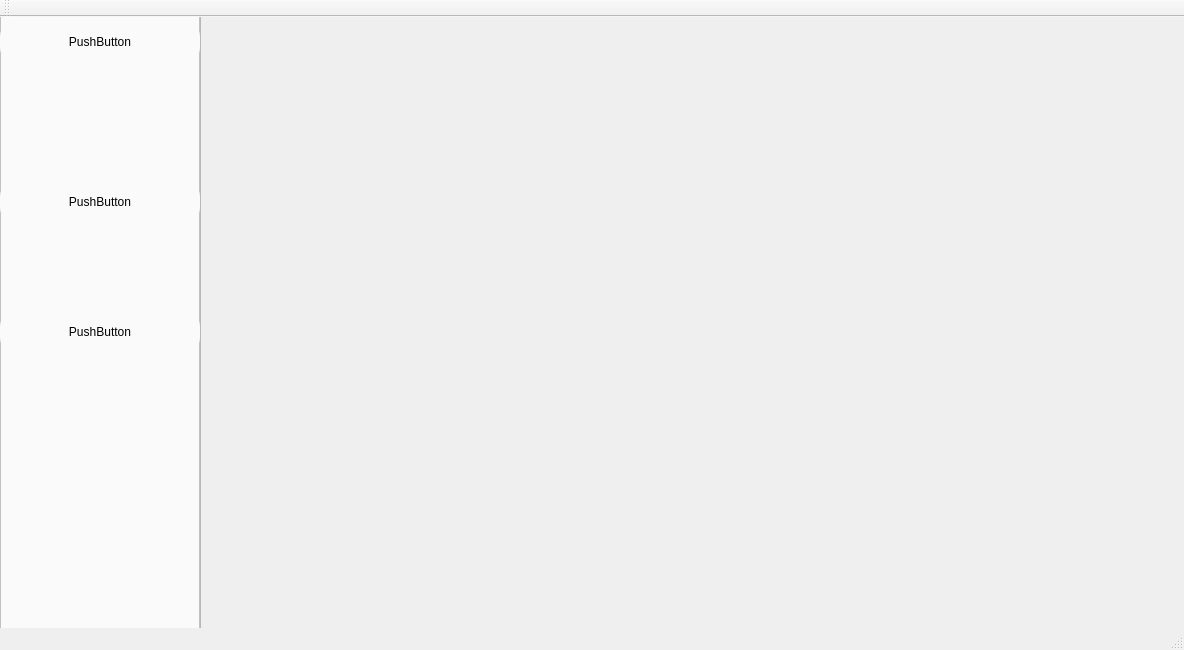
Qt form coffee_shop_management_system/coffee_shop_management_system/GUI/AdminDashboard.ui (PhucHoang200/coffee-shop-management-system) before a commit.
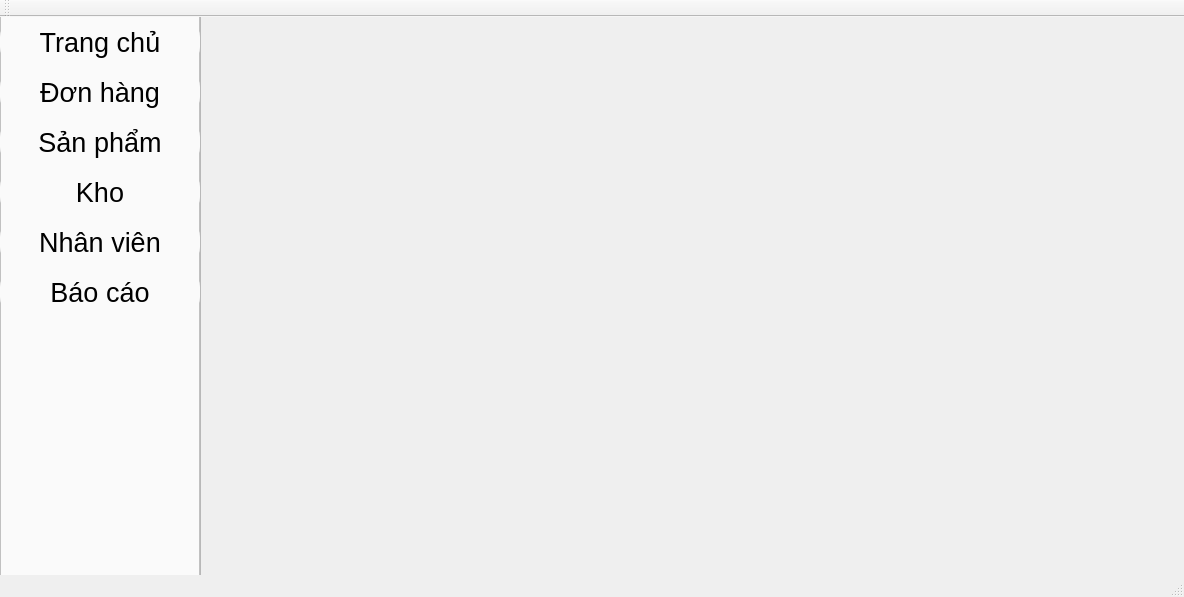
The same form after that commit.

Diff of the .ui file:
```diff
--- a/coffee_shop_management_system/coffee_shop_management_system/GUI/AdminDashboard.ui
+++ b/coffee_shop_management_system/coffee_shop_management_system/GUI/AdminDashboard.ui
@@ -7,7 +7,7 @@
     <x>0</x>
     <y>0</y>
     <width>1184</width>
-    <height>650</height>
+    <height>597</height>
    </rect>
   </property>
   <property name="windowTitle">
@@ -20,7 +20,7 @@
       <x>0</x>
       <y>-20</y>
       <width>200</width>
-      <height>641</height>
+      <height>651</height>
      </rect>
     </property>
     <property name="font">
@@ -45,6 +45,17 @@
        <height>50</height>
       </rect>
      </property>
+     <property name="sizeIncrement">
+      <size>
+       <width>0</width>
+       <height>3</height>
+      </size>
+     </property>
+     <property name="font">
+      <font>
+       <pointsize>20</pointsize>
+      </font>
+     </property>
      <property name="styleSheet">
       <string notr="true">QPushButton {
     border: none;
@@ -76,18 +87,23 @@
 </string>
      </property>
      <property name="text">
-      <string>PushButton</string>
+      <string>Trang chủ</string>
      </property>
     </widget>
     <widget class="QPushButton" name="button2">
      <property name="geometry">
       <rect>
        <x>0</x>
-       <y>180</y>
+       <y>70</y>
        <width>200</width>
        <height>50</height>
       </rect>
      </property>
+     <property name="font">
+      <font>
+       <pointsize>20</pointsize>
+      </font>
+     </property>
      <property name="styleSheet">
       <string notr="true">QPushButton {
     border: none;
@@ -119,18 +135,23 @@
 </string>
      </property>
      <property name="text">
-      <string>PushButton</string>
+      <string>Đơn hàng</string>
      </property>
     </widget>
     <widget class="QPushButton" name="button3">
      <property name="geometry">
       <rect>
        <x>0</x>
-       <y>310</y>
+       <y>120</y>
        <width>200</width>
        <height>50</height>
       </rect>
      </property>
+     <property name="font">
+      <font>
+       <pointsize>20</pointsize>
+      </font>
+     </property>
      <property name="styleSheet">
       <string notr="true">QPushButton {
     border: none;
@@ -162,7 +183,151 @@
 </string>
      </property>
      <property name="text">
-      <string>PushButton</string>
+      <string>Sản phẩm</string>
+     </property>
+    </widget>
+    <widget class="QPushButton" name="button4">
+     <property name="geometry">
+      <rect>
+       <x>0</x>
+       <y>170</y>
+       <width>200</width>
+       <height>50</height>
+      </rect>
+     </property>
+     <property name="font">
+      <font>
+       <pointsize>20</pointsize>
+      </font>
+     </property>
+     <property name="styleSheet">
+      <string notr="true">QPushButton {
+    border: none;
+    background-color: rgb(250, 250, 250);   /* default */
+    color: black;
+    padding: 8px 16px;
+    border-radius: 20px;
+}
+
+/* Hover khi chưa checked */
+QPushButton:hover:!checked {
+    background-color: rgb(235, 235, 235);   /* hover nhẹ */
+}
+
+/* Khi nhấn */
+QPushButton:pressed {
+    background-color: rgb(210, 210, 210);
+}
+
+/* Khi checked (đang chọn) */
+QPushButton:checked {
+    background-color: rgb(200, 200, 200);
+}
+
+/* Hover khi đang checked (clicked) */
+QPushButton:checked:hover {
+    background-color: rgb(190, 190, 190);  /* đậm hơn chút */
+}
+</string>
+     </property>
+     <property name="text">
+      <string>Kho</string>
+     </property>
+    </widget>
+    <widget class="QPushButton" name="button5">
+     <property name="geometry">
+      <rect>
+       <x>0</x>
+       <y>220</y>
+       <width>200</width>
+       <height>50</height>
+      </rect>
+     </property>
+     <property name="font">
+      <font>
+       <pointsize>20</pointsize>
+      </font>
+     </property>
+     <property name="styleSheet">
+      <string notr="true">QPushButton {
+    border: none;
+    background-color: rgb(250, 250, 250);   /* default */
+    color: black;
+    padding: 8px 16px;
+    border-radius: 20px;
+}
+
+/* Hover khi chưa checked */
+QPushButton:hover:!checked {
+    background-color: rgb(235, 235, 235);   /* hover nhẹ */
+}
+
+/* Khi nhấn */
+QPushButton:pressed {
+    background-color: rgb(210, 210, 210);
+}
+
+/* Khi checked (đang chọn) */
+QPushButton:checked {
+    background-color: rgb(200, 200, 200);
+}
+
+/* Hover khi đang checked (clicked) */
+QPushButton:checked:hover {
+    background-color: rgb(190, 190, 190);  /* đậm hơn chút */
+}
+</string>
+     </property>
+     <property name="text">
+      <string>Nhân viên</string>
+     </property>
+    </widget>
+    <widget class="QPushButton" name="button6">
+     <property name="geometry">
+      <rect>
+       <x>0</x>
+       <y>270</y>
+       <width>200</width>
+       <height>50</height>
+      </rect>
+     </property>
+     <property name="font">
+      <font>
+       <pointsize>20</pointsize>
+      </font>
+     </property>
+     <property name="styleSheet">
+      <string notr="true">QPushButton {
+    border: none;
+    background-color: rgb(250, 250, 250);   /* default */
+    color: black;
+    padding: 8px 16px;
+    border-radius: 20px;
+}
+
+/* Hover khi chưa checked */
+QPushButton:hover:!checked {
+    background-color: rgb(235, 235, 235);   /* hover nhẹ */
+}
+
+/* Khi nhấn */
+QPushButton:pressed {
+    background-color: rgb(210, 210, 210);
+}
+
+/* Khi checked (đang chọn) */
+QPushButton:checked {
+    background-color: rgb(200, 200, 200);
+}
+
+/* Hover khi đang checked (clicked) */
+QPushButton:checked:hover {
+    background-color: rgb(190, 190, 190);  /* đậm hơn chút */
+}
+</string>
+     </property>
+     <property name="text">
+      <string>Báo cáo</string>
      </property>
     </widget>
    </widget>
```
